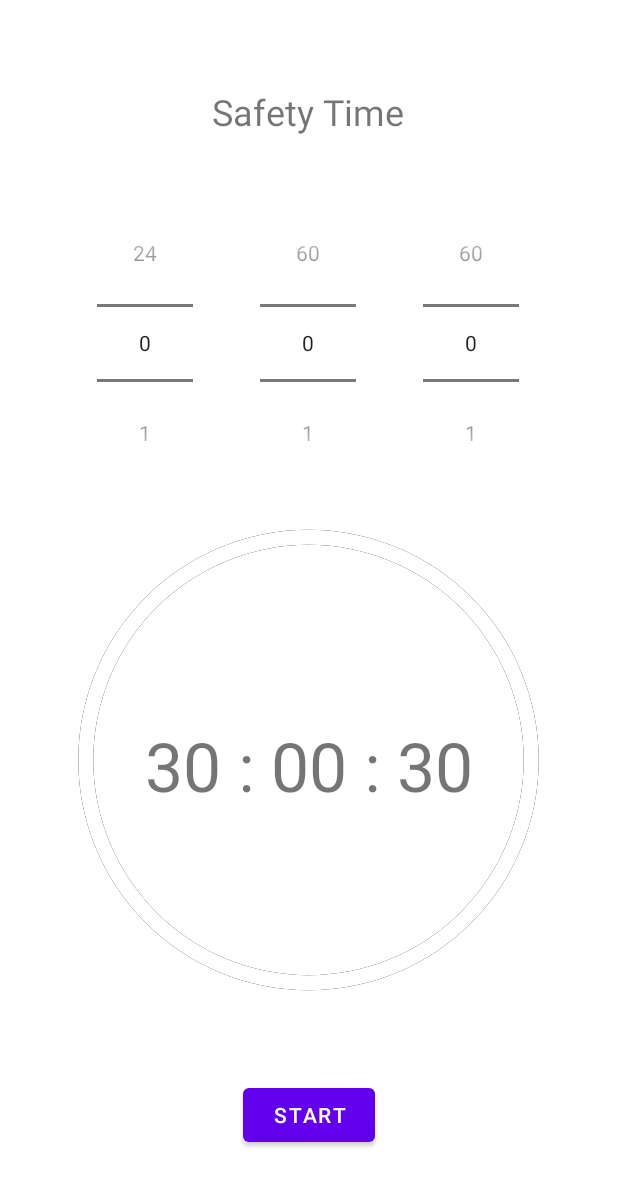
After one commit to ovidiubachmatchi/SafetyLife, an Android app: the SafetyTimeActivity screen opened directly, with no data from a screen before it, on a phone screen of 412 x 824 dp. The commit adds this screen. Shown: the top 1186 px of the screen. Run offline under Robolectric (Android 15) with nearby library versions, the phone set to English and light mode, and no system bars.

Commit message:
Safety Time - Demo

```diff
--- a/app/src/main/java/com/protect/safetylife/controller/dashboard/DashboardActivity.java
+++ b/app/src/main/java/com/protect/safetylife/controller/dashboard/DashboardActivity.java
@@ -20,6 +20,7 @@ import androidx.core.app.ActivityCompat;
 import com.protect.safetylife.Informatii.InformatieCont;
 import com.protect.safetylife.R;
 import com.protect.safetylife.controller.powerbutton.ScreenOnOffBackgroundService;
+import com.protect.safetylife.controller.safetytime.SafetyTimeActivity;
 
 /**
     Main activity
@@ -95,6 +96,11 @@ public class DashboardActivity extends AppCompatActivity {
             overridePendingTransition(R.anim.slide_down_foreground, R.anim.slide_down_background);
         });
 
+        watchBtn.setOnClickListener(v -> {
+            Intent intentChange = new Intent(this, SafetyTimeActivity.class);
+            startActivity(intentChange);
+            overridePendingTransition(R.anim.slide_down_foreground, R.anim.slide_down_background);
+        });
     }
 
     private void requestPermissions() {
--- /dev/null
+++ b/app/src/main/java/com/protect/safetylife/controller/safetytime/SafetyTimeActivity.java
@@ -0,0 +1,112 @@
+package com.protect.safetylife.controller.safetytime;
+
+import androidx.appcompat.app.AppCompatActivity;
+
+import android.annotation.SuppressLint;
+import android.content.BroadcastReceiver;
+import android.content.Context;
+import android.content.Intent;
+import android.content.IntentFilter;
+import android.os.Bundle;
+import android.os.CountDownTimer;
+import android.view.View;
+import android.widget.Button;
+import android.widget.NumberPicker;
+import android.widget.ProgressBar;
+import android.widget.TextView;
+
+import com.protect.safetylife.R;
+
+import java.util.Objects;
+import java.util.concurrent.TimeUnit;
+
+public class SafetyTimeActivity extends AppCompatActivity {
+    private TextView textViewTime;
+    private Button buttonStartStop;
+    private CountDownTimer countDownTimer;
+    private ProgressBar progressBarCircle;
+    private static Intent serviceIntent;
+    private long millisUntilFinished;
+    private long timeCountInMilliSeconds = 200L * 1000;
+    private static Boolean counterIsActive = false;
+
+    private NumberPicker numberPickerSeconds;
+    private NumberPicker numberPickerMinutes;
+    private NumberPicker numberPickerHours;
+
+    @Override
+    protected void onCreate(Bundle savedInstanceState) {
+        super.onCreate(savedInstanceState);
+        setContentView(R.layout.activity_safety_time);
+
+        textViewTime = findViewById(R.id.textViewTime);
+        buttonStartStop = findViewById(R.id.buttonStartStop);
+        progressBarCircle = findViewById(R.id.progressBarCircle);
+
+        numberPickerSeconds = findViewById(R.id.numberPickerSeconds);
+        numberPickerSeconds.setMaxValue(60);
+        numberPickerSeconds.setMinValue(0);
+
+        numberPickerMinutes = findViewById(R.id.numberPickerMinutes);
+        numberPickerMinutes.setMaxValue(60);
+        numberPickerMinutes.setMinValue(0);
+
+        numberPickerHours = findViewById(R.id.numberPickerHours);
+        numberPickerHours.setMaxValue(24);
+        numberPickerHours.setMinValue(0);
+
+        if(counterIsActive){
+            registerReceiver(updateTime, new IntentFilter("TIMER_UPDATED"));
+            buttonStartStop.setText("STOP");
+        }
+    }
+
+    private BroadcastReceiver updateTime = new BroadcastReceiver() {
+        @Override
+        public void onReceive(Context context, Intent intent) {
+            millisUntilFinished = intent.getLongExtra("TIME_REMAINING", 0);
+            textViewTime.setText(hmsTimeFormatter(millisUntilFinished));
+            progressBarCircle.setProgress((int) (millisUntilFinished / 1000));
+        }
+    };
+
+    @SuppressLint("SetTextI18n")
+    public void startStop(View view) {
+        if (!counterIsActive) {
+            counterIsActive = true;
+            buttonStartStop.setText("STOP");
+            setProgressBarValues();
+
+            if(Objects.isNull(serviceIntent)) {
+                serviceIntent = new Intent(this, TimerService.class);
+                registerReceiver(updateTime, new IntentFilter("TIMER_UPDATED"));
+
+                serviceIntent.putExtra("TIME_COUNT", timeCountInMilliSeconds);
+                startService(serviceIntent);
+            }
+        } else {
+            reset();
+        }
+    }
+
+    private String hmsTimeFormatter(long milliSeconds) {
+        @SuppressLint("DefaultLocale") String time = String.format("%02d:%02d:%02d",
+                TimeUnit.MILLISECONDS.toHours(milliSeconds),
+                TimeUnit.MILLISECONDS.toMinutes(milliSeconds) - TimeUnit.HOURS.toMinutes(TimeUnit.MILLISECONDS.toHours(milliSeconds)),
+                TimeUnit.MILLISECONDS.toSeconds(milliSeconds) - TimeUnit.MINUTES.toSeconds(TimeUnit.MILLISECONDS.toMinutes(milliSeconds)));
+        return time;
+    }
+
+    private void setProgressBarValues() {
+        progressBarCircle.setMax((int) timeCountInMilliSeconds / 1000);
+        progressBarCircle.setProgress((int) timeCountInMilliSeconds / 1000);
+    }
+
+    @SuppressLint("SetTextI18n")
+    private void reset() {
+        countDownTimer.cancel();
+        counterIsActive = false;
+        buttonStartStop.setText("START");
+        setProgressBarValues();
+    }
+}
--- /dev/null
+++ b/app/src/main/res/drawable/drawable_circle_black.xml
@@ -0,0 +1,8 @@
+<?xml version="1.0" encoding="utf-8"?>
+<shape xmlns:android="http://schemas.android.com/apk/res/android"
+    android:innerRadiusRatio="2.3"
+    android:shape="ring"
+    android:thickness="10dp"
+    android:useLevel="false">
+    <solid android:color="@color/colorBlack" />
+</shape>
--- /dev/null
+++ b/app/src/main/res/drawable/drawable_circle_white.xml
@@ -0,0 +1,8 @@
+<?xml version="1.0" encoding="utf-8"?>
+<shape xmlns:android="http://schemas.android.com/apk/res/android"
+    android:innerRadiusRatio="2.3"
+    android:shape="ring"
+    android:thickness="10dp"
+    android:useLevel="true">
+    <solid android:color="@color/colorWhite" />
+</shape>
--- /dev/null
+++ b/app/src/main/res/layout/activity_safety_time.xml
@@ -0,0 +1,99 @@
+<?xml version="1.0" encoding="utf-8"?>
+<androidx.constraintlayout.widget.ConstraintLayout xmlns:android="http://schemas.android.com/apk/res/android"
+    xmlns:app="http://schemas.android.com/apk/res-auto"
+    android:layout_width="match_parent"
+    android:layout_height="match_parent"
+    android:background="@drawable/login_background">
+
+    <NumberPicker
+        android:id="@+id/numberPickerSeconds"
+        android:layout_width="wrap_content"
+        android:layout_height="wrap_content"
+        android:layout_marginTop="48dp"
+        app:layout_constraintBottom_toTopOf="@+id/progressBarCircle"
+        app:layout_constraintEnd_toEndOf="parent"
+        app:layout_constraintHorizontal_bias="0.810"
+        app:layout_constraintStart_toStartOf="parent"
+        app:layout_constraintTop_toBottomOf="@+id/textViewName"
+        app:layout_constraintVertical_bias="0.0" />
+
+    <TextView
+        android:id="@+id/textViewTime"
+        android:layout_width="wrap_content"
+        android:layout_height="wrap_content"
+        android:text="30 : 00 : 30"
+        android:textSize="45sp"
+        app:layout_constraintBottom_toBottomOf="parent"
+        app:layout_constraintEnd_toEndOf="parent"
+        app:layout_constraintStart_toStartOf="parent"
+        app:layout_constraintTop_toTopOf="parent"
+        app:layout_constraintVertical_bias="0.629" />
+
+    <ProgressBar
+        android:id="@+id/progressBarCircle"
+        style="?android:attr/progressBarStyleHorizontal"
+        android:layout_width="330dp"
+        android:layout_height="312dp"
+        android:layout_centerInParent="true"
+        android:background="@drawable/drawable_circle_black"
+        android:indeterminate="false"
+        android:max="100"
+        android:progress="100"
+        android:progressDrawable="@drawable/drawable_circle_white"
+        android:rotation="-90"
+        app:layout_constraintBottom_toBottomOf="parent"
+        app:layout_constraintEnd_toEndOf="@+id/textViewTime"
+        app:layout_constraintHorizontal_bias="0.504"
+        app:layout_constraintStart_toStartOf="@+id/textViewTime"
+        app:layout_constraintTop_toTopOf="parent"
+        app:layout_constraintVertical_bias="0.685" />
+
+    <Button
+        android:id="@+id/buttonStartStop"
+        android:layout_width="wrap_content"
+        android:layout_height="wrap_content"
+        android:onClick="startStop"
+        android:text="START"
+        app:layout_constraintBottom_toBottomOf="parent"
+        app:layout_constraintEnd_toEndOf="parent"
+        app:layout_constraintStart_toStartOf="parent"
+        app:layout_constraintTop_toBottomOf="@+id/progressBarCircle" />
+
+    <TextView
+        android:id="@+id/textViewName"
+        android:layout_width="wrap_content"
+        android:layout_height="wrap_content"
+        android:text="Safety Time"
+        android:textSize="24sp"
+        app:layout_constraintBottom_toTopOf="@+id/progressBarCircle"
+        app:layout_constraintEnd_toEndOf="parent"
+        app:layout_constraintHorizontal_bias="0.498"
+        app:layout_constraintStart_toStartOf="parent"
+        app:layout_constraintTop_toTopOf="parent"
+        app:layout_constraintVertical_bias="0.183" />
+
+    <NumberPicker
+        android:id="@+id/numberPickerHours"
+        android:layout_width="wrap_content"
+        android:layout_height="wrap_content"
+        android:layout_marginTop="48dp"
+        app:layout_constraintBottom_toTopOf="@+id/progressBarCircle"
+        app:layout_constraintEnd_toEndOf="parent"
+        app:layout_constraintHorizontal_bias="0.186"
+        app:layout_constraintStart_toStartOf="parent"
+        app:layout_constraintTop_toBottomOf="@+id/textViewName"
+        app:layout_constraintVertical_bias="0.0" />
+
+    <NumberPicker
+        android:id="@+id/numberPickerMinutes"
+        android:layout_width="wrap_content"
+        android:layout_height="wrap_content"
+        android:layout_marginTop="48dp"
+        app:layout_constraintBottom_toTopOf="@+id/progressBarCircle"
+        app:layout_constraintEnd_toEndOf="parent"
+        app:layout_constraintHorizontal_bias="0.498"
+        app:layout_constraintStart_toStartOf="parent"
+        app:layout_constraintTop_toBottomOf="@+id/textViewName"
+        app:layout_constraintVertical_bias="0.0" />
+
+</androidx.constraintlayout.widget.ConstraintLayout>
--- a/app/src/main/res/values/colors.xml
+++ b/app/src/main/res/values/colors.xml
@@ -7,4 +7,6 @@
     <color name="teal_700">#FF018786</color>
     <color name="black">#FF000000</color>
     <color name="white">#FFFFFFFF</color>
+    <color name="colorWhite">#FFFFFF</color>
+    <color name="colorBlack">#000000</color>
 </resources>
```
Also changed, not shown: app/src/main/AndroidManifest.xml (+12 -2 lines), app/src/main/java/com/protect/safetylife/controller/safetytime/TimerService.java (added, +49 -0 lines).
